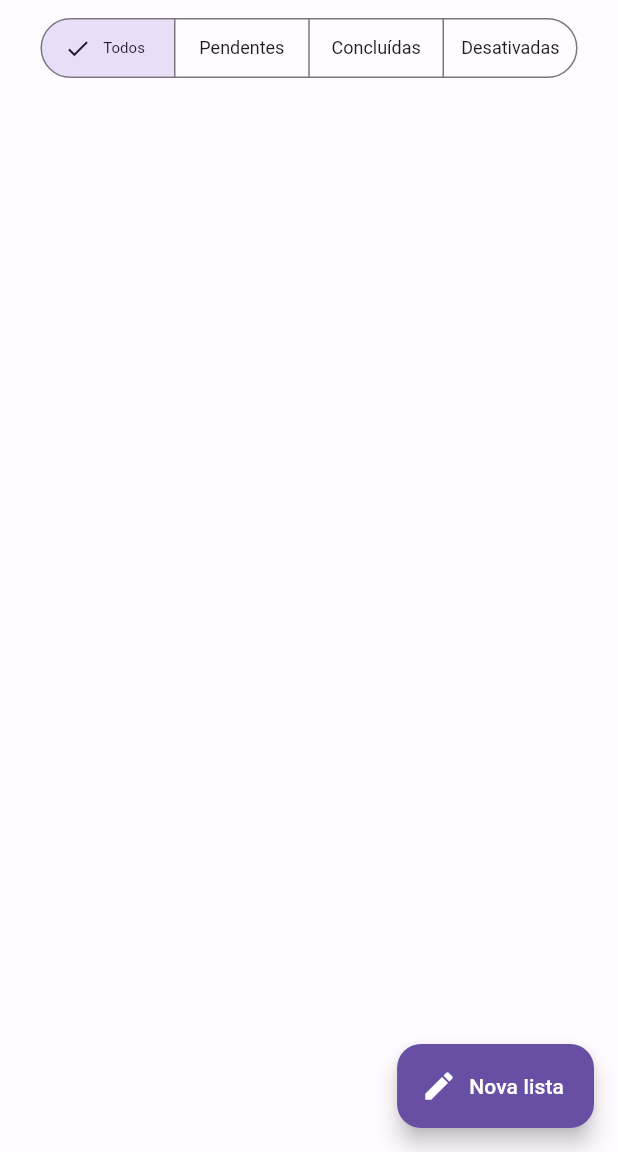
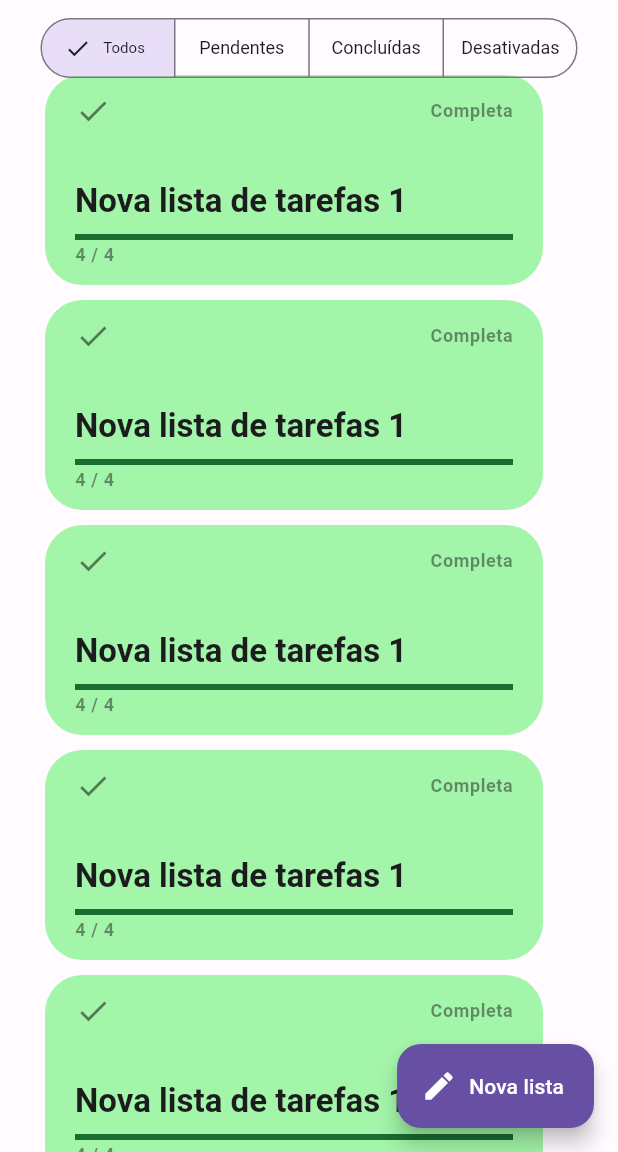
Before and after one commit to diegoventurasg/listinha, a Flutter app: the screen it shows after launch, on a phone screen of 412 x 824 dp, the part 84-1236 px from its top. Run offline on Flutter 3.47's test engine with Material 2 defaults, Android fonts, the phone set to English and light mode, and no system bars; our stand-ins replace flutter_modular, realm; generated files the repository leaves out were written again.

Commit message:
cria o widget TaskCard

```diff
--- a/app/lib/app/home/home_page.dart
+++ b/app/lib/app/home/home_page.dart
@@ -1,7 +1,10 @@
 import 'package:flutter/material.dart';
+import 'package:realm/realm.dart';
 
+import '../shared/services/realm/models/task_model.dart';
 import '../shared/widgets/user_image_button.dart';
 import 'widgets/custom_drawer.dart';
+import 'widgets/task_card.dart';
 
 class HomePage extends StatelessWidget {
   const HomePage({super.key});
@@ -27,9 +30,34 @@ class HomePage extends StatelessWidget {
         },
       ),
       body: Center(
-        child: Column(
+        child: Stack(
           children: [
-            Padding(
+            ListView.separated(
+              padding: const EdgeInsets.fromLTRB(30, 50, 50, 200),
+              itemCount: 100,
+              itemBuilder: (_, index) {
+                final board = TaskBoardModel(
+                  Uuid.v4(),
+                  'Nova lista de tarefas 1',
+                  tasks: [
+                    TaskModel(Uuid.v4(), '', completed: true),
+                    TaskModel(Uuid.v4(), '', completed: true),
+                    TaskModel(Uuid.v4(), '', completed: true),
+                    TaskModel(Uuid.v4(), '', completed: true),
+                  ],
+                );
+                return TaskCard(
+                  board: board,
+                  height: 140,
+                );
+              },
+              separatorBuilder: (context, index) {
+                return const SizedBox(height: 10);
+              },
+            ),
+            Align(
+              alignment: Alignment.topCenter,
+              child: Padding(
                 padding: const EdgeInsets.all(8),
                 child: SegmentedButton(
                   segments: const [
@@ -54,6 +82,7 @@ class HomePage extends StatelessWidget {
                   onSelectionChanged: (values) {},
                 ),
               ),
+            ),
           ],
         ),
       ),
--- /dev/null
+++ b/app/lib/app/home/widgets/task_card.dart
@@ -0,0 +1,144 @@
+import 'package:flutter/material.dart';
+
+import '../../shared/services/realm/models/task_model.dart';
+
+enum TaskCardStatus {
+  pending(Icons.access_time, 'Pendente'),
+  completed(Icons.check, 'Completa'),
+  disabled(Icons.cancel_outlined, 'Desativada');
+
+  final IconData icon;
+  final String text;
+
+  const TaskCardStatus(this.icon, this.text);
+}
+
+class TaskCard extends StatelessWidget {
+  final TaskBoardModel board;
+  final double height;
+
+  const TaskCard({
+    super.key,
+    required this.board,
+    this.height = 130,
+  });
+
+  double getProgress(List<TaskModel> tasks) {
+    if (tasks.isEmpty) return 0;
+    final completedTasks = tasks.where((task) => task.completed).length;
+    return completedTasks / tasks.length;
+  }
+
+  String getProgressText(List<TaskModel> tasks) {
+    final completedTasks = tasks.where((task) => task.completed).length;
+    return '$completedTasks / ${tasks.length}';
+  }
+
+  TaskCardStatus getStatus(TaskBoardModel board, double progress) {
+    if (!board.enable) {
+      return TaskCardStatus.disabled;
+    } else if (progress < 1.0) {
+      return TaskCardStatus.pending;
+    } else {
+      return TaskCardStatus.completed;
+    }
+  }
+
+  Color getBackgroundColor(TaskCardStatus status, ThemeData theme) {
+    switch (status) {
+      case TaskCardStatus.pending:
+        return theme.colorScheme.primaryContainer;
+      case TaskCardStatus.completed:
+        return theme.colorScheme.tertiaryContainer;
+      case TaskCardStatus.disabled:
+        return theme.colorScheme.errorContainer;
+    }
+  }
+
+  Color getColor(TaskCardStatus status, ThemeData theme) {
+    switch (status) {
+      case TaskCardStatus.pending:
+        return theme.colorScheme.primary;
+      case TaskCardStatus.completed:
+        return theme.colorScheme.tertiary;
+      case TaskCardStatus.disabled:
+        return theme.colorScheme.error;
+    }
+  }
+
+  @override
+  Widget build(BuildContext context) {
+    final theme = Theme.of(context);
+
+    final progress = getProgress(board.tasks);
+    final progressText = getProgressText(board.tasks);
+    final title = board.title;
+    final status = getStatus(board, progress);
+
+    final statusText = status.text;
+    final iconData = status.icon;
+
+    final backgroundColor = getBackgroundColor(status, theme);
+    final color = getColor(status, theme);
+
+    return Container(
+      height: height,
+      decoration: BoxDecoration(
+        color: backgroundColor,
+        borderRadius: BorderRadius.circular(25),
+      ),
+      padding: const EdgeInsets.symmetric(
+        vertical: 12,
+        horizontal: 20,
+      ),
+      child: Column(
+        crossAxisAlignment: CrossAxisAlignment.start,
+        children: [
+          Row(
+            children: [
+              Icon(
+                iconData,
+                color: theme.iconTheme.color?.withOpacity(0.5),
+              ),
+              const Spacer(),
+              Text(
+                statusText,
+                style: theme.textTheme.bodySmall?.copyWith(
+                  fontWeight: FontWeight.bold,
+                  color: theme.textTheme.bodySmall?.color?.withOpacity(0.5),
+                ),
+              ),
+            ],
+          ),
+          const Spacer(),
+          Text(
+            title,
+            style: theme.textTheme.titleLarge?.copyWith(
+              fontWeight: FontWeight.bold,
+            ),
+          ),
+          const SizedBox(height: 8),
+          if (board.tasks.isNotEmpty)
+            Column(
+              crossAxisAlignment: CrossAxisAlignment.start,
+              mainAxisSize: MainAxisSize.min,
+              children: [
+                LinearProgressIndicator(
+                  value: progress,
+                  color: color,
+                ),
+                const SizedBox(height: 2),
+                Text(
+                  progressText,
+                  style: theme.textTheme.bodySmall?.copyWith(
+                    fontWeight: FontWeight.bold,
+                    color: theme.textTheme.bodySmall?.color?.withOpacity(0.5),
+                  ),
+                ),
+              ],
+            ),
+        ],
+      ),
+    );
+  }
+}
```
Also changed, not shown: 1 other file. Lines whose indentation alone changed are shown as unchanged.
